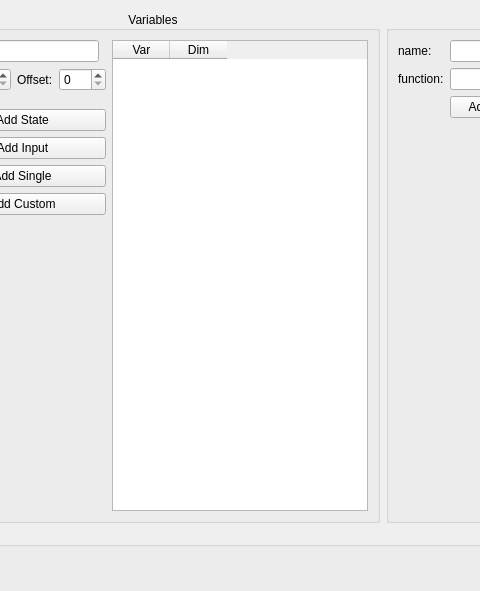
The window that horizon_gui/ui/widget1.ui (FrancescoRuscelli/horizon) describes before a commit, drawn with Qt 5; both pictures show x 84 to 564 and y 0 to 591 of the 1489 by 804 pixel window.
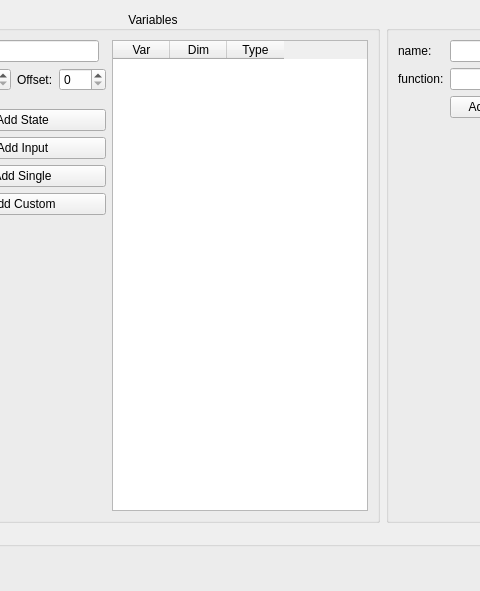
The same window after the commit. Icons and pictures are not drawn. Custom widgets are drawn as their Qt base class.

```diff
--- a/horizon_gui/ui/widget1.ui
+++ b/horizon_gui/ui/widget1.ui
@@ -224,6 +224,11 @@
               <string>Dim</string>
              </property>
             </column>
+            <column>
+             <property name="text">
+              <string>Type</string>
+             </property>
+            </column>
            </widget>
           </item>
           <item row="5" column="2">
```
